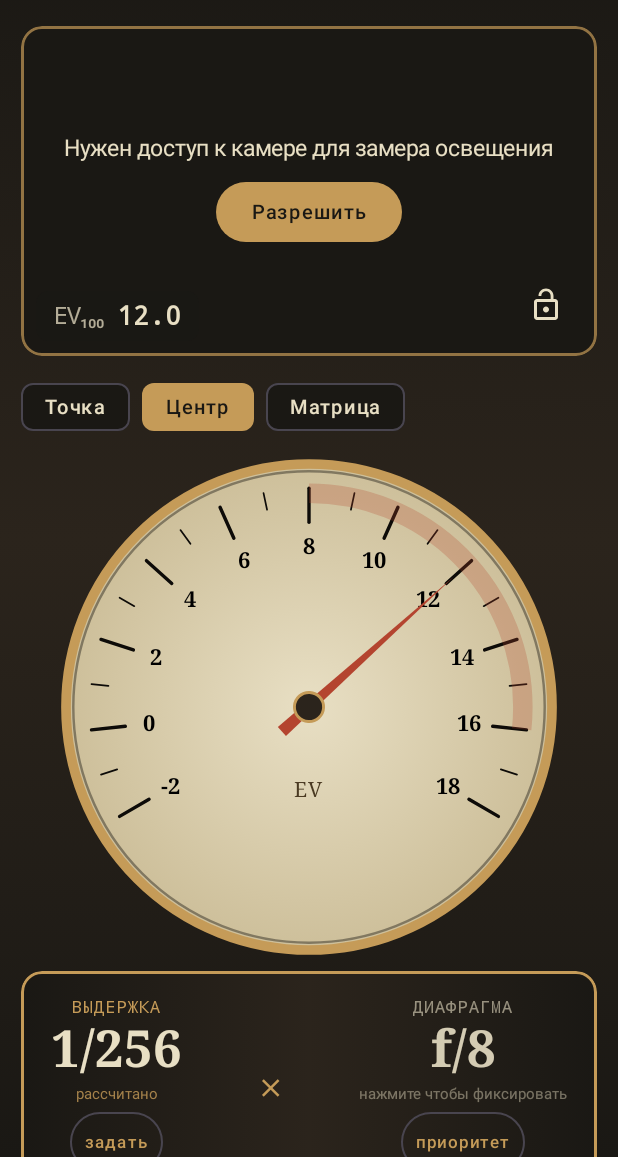
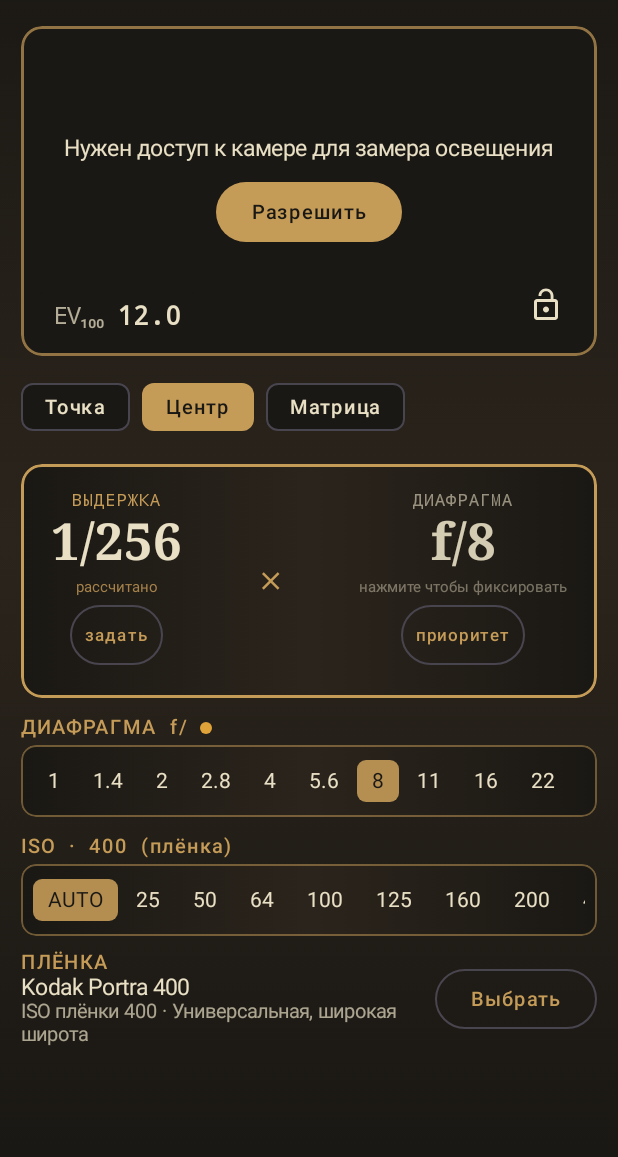
Before and after one commit to Dnlln/FilmLightMeter, an Android app built with Jetpack Compose: the composable MeterScreen shown on its own in the app's theme, on a phone screen of 412 x 824 dp, the part 79-1236 px from its top. Run offline under Robolectric (Android 15) with nearby library versions, the light colour scheme and no system bars; 5 statements that could not run were skipped.

Commit message:
feat: убран аналоговый циферблат, добавлен ручной выбор ISO
- Циферблат EV занимал пол-экрана и мешал управлению — удалён.
  EV₁₀₀ и так отображается на плашке поверх превью камеры.
- Добавлена шкала ISO (AUTO + стандартные значения 25..6400).
  AUTO использует ISO из пресета плёнки, ручное значение имеет приоритет.
- При смене плёнки ручной ISO сбрасывается в AUTO для синхронизации.

```diff
--- a/app/src/main/java/com/filmlightmeter/app/ui/MeterViewModel.kt
+++ b/app/src/main/java/com/filmlightmeter/app/ui/MeterViewModel.kt
@@ -15,6 +15,7 @@ enum class PriorityMode { APERTURE, SHUTTER }
 
 data class MeterUiState(
     val film: FilmPreset = FilmPresets.default,
+    val customIso: Int? = null,          // ручной ISO; null = брать из плёнки
     val priority: PriorityMode = PriorityMode.APERTURE,
     val aperture: Double = 8.0,
     val shutterSeconds: Double = 1.0 / 125,
@@ -28,23 +29,33 @@ data class MeterUiState(
     val frozenEv100: Double? = null,    // зафиксированный замер
     val reciprocityOn: Boolean = true,
 ) {
+    /** Действующее ISO: ручное (если задано) или из пресета плёнки. */
+    val effectiveIso: Int
+        get() = customIso ?: film.iso
+
     val effectiveEv100: Double
         get() = (frozenEv100 ?: ev100) + evCompensation - ndStops + calibration
 
     val computedShutter: Double
-        get() = ExposureMath.shutterFromEv(effectiveEv100, film.iso, aperture).let { t ->
+        get() = ExposureMath.shutterFromEv(effectiveEv100, effectiveIso, aperture).let { t ->
             if (reciprocityOn) ExposureMath.reciprocityCorrection(t, film.reciprocityExponent) else t
         }
 
     val computedAperture: Double
-        get() = ExposureMath.apertureFromEv(effectiveEv100, film.iso, shutterSeconds)
+        get() = ExposureMath.apertureFromEv(effectiveEv100, effectiveIso, shutterSeconds)
 }
 
 class MeterViewModel : ViewModel() {
     private val _state = MutableStateFlow(MeterUiState())
     val state: StateFlow<MeterUiState> = _state.asStateFlow()
 
-    fun setFilm(f: FilmPreset) = _state.update { it.copy(film = f) }
+    fun setFilm(f: FilmPreset) = _state.update {
+        // При смене плёнки сбрасываем ручной ISO, чтобы синхронизироваться с новой плёнкой
+        it.copy(film = f, customIso = null)
+    }
+
+    /** Установить ручной ISO. Значение null вернёт ISO плёнки. */
+    fun setIso(iso: Int?) = _state.update { it.copy(customIso = iso) }
 
     fun setPriority(p: PriorityMode) = _state.update { it.copy(priority = p) }
 
--- a/app/src/main/java/com/filmlightmeter/app/ui/screens/MeterScreen.kt
+++ b/app/src/main/java/com/filmlightmeter/app/ui/screens/MeterScreen.kt
@@ -51,7 +51,6 @@ import com.filmlightmeter.app.data.FilmPresets
 import com.filmlightmeter.app.exposure.ExposureMath
 import com.filmlightmeter.app.ui.MeterViewModel
 import com.filmlightmeter.app.ui.PriorityMode
-import com.filmlightmeter.app.ui.components.AnalogEvDial
 import com.filmlightmeter.app.ui.components.CameraPreview
 import com.filmlightmeter.app.ui.components.ValueStrip
 import com.filmlightmeter.app.ui.theme.BrassAccent
@@ -207,17 +206,6 @@ fun MeterScreen(
 
         Spacer(Modifier.height(14.dp))
 
-        // --- Аналоговый циферблат EV ---
-        Box(
-            Modifier
-                .fillMaxWidth()
-                .padding(horizontal = 30.dp)
-        ) {
-            AnalogEvDial(ev = state.effectiveEv100.toFloat())
-        }
-
-        Spacer(Modifier.height(14.dp))
-
         // --- Экспопара: крупным шрифтом ---
         val shutterText = ExposureMath.formatShutter(
             when (state.priority) {
@@ -261,6 +249,28 @@ fun MeterScreen(
             )
         }
 
+        Spacer(Modifier.height(12.dp))
+
+        // --- ISO (ручной выбор) ---
+        val isoValues = ExposureMath.STANDARD_ISOS
+        val isoLabels = buildList {
+            add("AUTO") // = брать ISO из плёнки
+            addAll(isoValues.map { it.toString() })
+        }
+        val isoSelectedIdx = if (state.customIso == null) 0
+            else (isoValues.indexOf(state.customIso) + 1).coerceAtLeast(0)
+        ValueStrip(
+            label = "ISO  ·  ${state.effectiveIso}" +
+                if (state.customIso != null) "  (ручной)" else "  (плёнка)",
+            values = isoLabels,
+            selectedIndex = isoSelectedIdx,
+            onSelect = { idx ->
+                if (idx == 0) vm.setIso(null)
+                else vm.setIso(isoValues[idx - 1])
+            },
+            highlighted = state.customIso != null
+        )
+
         Spacer(Modifier.height(10.dp))
 
         // --- Плёнка ---
@@ -280,7 +290,7 @@ fun MeterScreen(
                     style = MaterialTheme.typography.bodyLarge
                 )
                 Text(
-                    "ISO ${state.film.iso} · ${state.film.notes}",
+                    "ISO плёнки ${state.film.iso} · ${state.film.notes}",
                     color = CreamDial.copy(alpha = 0.7f),
                     style = MaterialTheme.typography.bodyMedium
                 )
```
